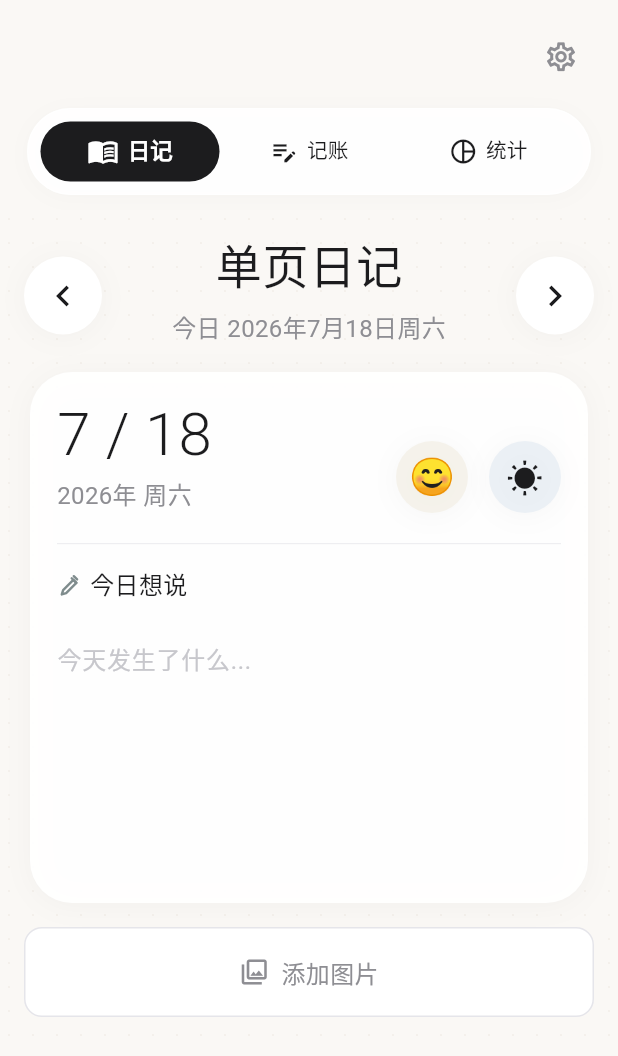
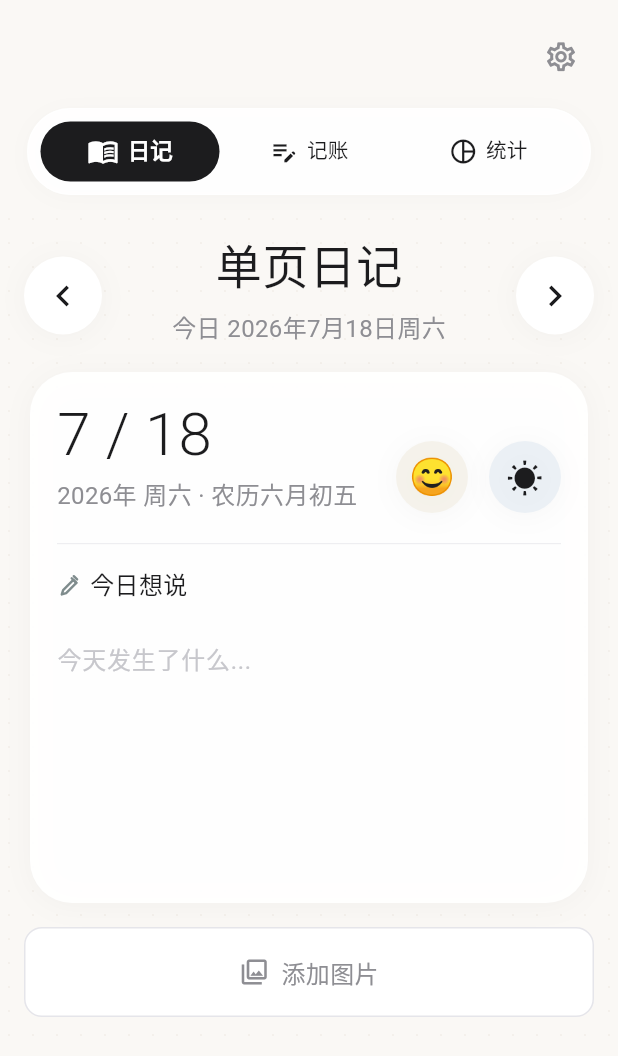
Before and after one commit to WildFlowerRed/TallyJie, a Flutter app: the screen it shows after launch, on a phone screen of 412 x 824 dp. Shown: the top 1056 px of the screen. Run offline on Flutter 3.47's test engine with Material 3 defaults, Android fonts, the light colour scheme and no system bars; our stand-ins replace flutter_riverpod, go_router, sqflite; accounts and stored records are empty.

Commit message:
农历的添加

```diff
--- a/lib/features/diary/presentation/pages/diary_page.dart
+++ b/lib/features/diary/presentation/pages/diary_page.dart
@@ -13,7 +13,7 @@ String _formatDiaryHeaderDate(DateTime date) {
 }
 
 String _formatDiaryCardSubtitle(DateTime date) {
-  return '${date.year}年 ${DateHelpers.weekdayName(date)}';
+  return '${date.year}年 ${DateHelpers.weekdayName(date)} · ${_LunarCalendar.fullLabelFor(date)}';
 }
 
 String _weatherGlyph(String weather, String label) {
@@ -1504,6 +1504,21 @@ class _LunarCalendar {
     0x0d520,
   ];
 
+  static const _monthLabels = [
+    '正月',
+    '二月',
+    '三月',
+    '四月',
+    '五月',
+    '六月',
+    '七月',
+    '八月',
+    '九月',
+    '十月',
+    '冬月',
+    '腊月',
+  ];
+
   static const _dayLabels = [
     '初一',
     '初二',
@@ -1538,8 +1553,21 @@ class _LunarCalendar {
   ];
 
   static String labelFor(DateTime date) {
+    final lunar = _resolve(date);
+    if (lunar == null) return '';
+    return _dayLabels[lunar.day - 1];
+  }
+
+  static String fullLabelFor(DateTime date) {
+    final lunar = _resolve(date);
+    if (lunar == null) return '';
+    final month = '${lunar.isLeap ? '闰' : ''}${_monthLabels[lunar.month - 1]}';
+    return '农历$month${_dayLabels[lunar.day - 1]}';
+  }
+
+  static _LunarDate? _resolve(DateTime date) {
     if (date.isBefore(_baseDate) || date.year > 2100) {
-      return '';
+      return null;
     }
 
     var offset = DateTime(
@@ -1580,7 +1608,7 @@ class _LunarCalendar {
     }
 
     final lunarDay = offset + 1;
-    return _dayLabels[lunarDay - 1];
+    return _LunarDate(month: lunarMonth, day: lunarDay, isLeap: isLeap);
   }
 
   static int _yearDays(int year) {
@@ -1604,6 +1632,18 @@ class _LunarCalendar {
   static int _monthDays(int year, int month) {
     return (_lunarInfo[year - 1900] & (0x10000 >> month)) != 0 ? 30 : 29;
   }
+}
+
+class _LunarDate {
+  final int month;
+  final int day;
+  final bool isLeap;
+
+  const _LunarDate({
+    required this.month,
+    required this.day,
+    required this.isLeap,
+  });
 }
 
 class _IconBubble extends StatelessWidget {
```
